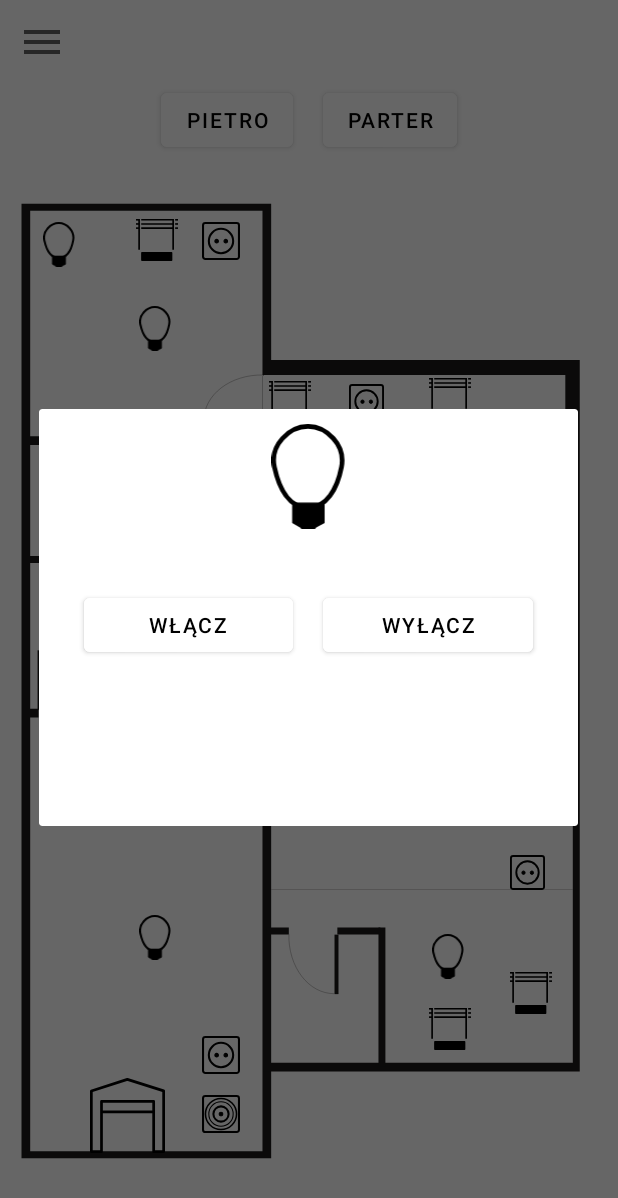
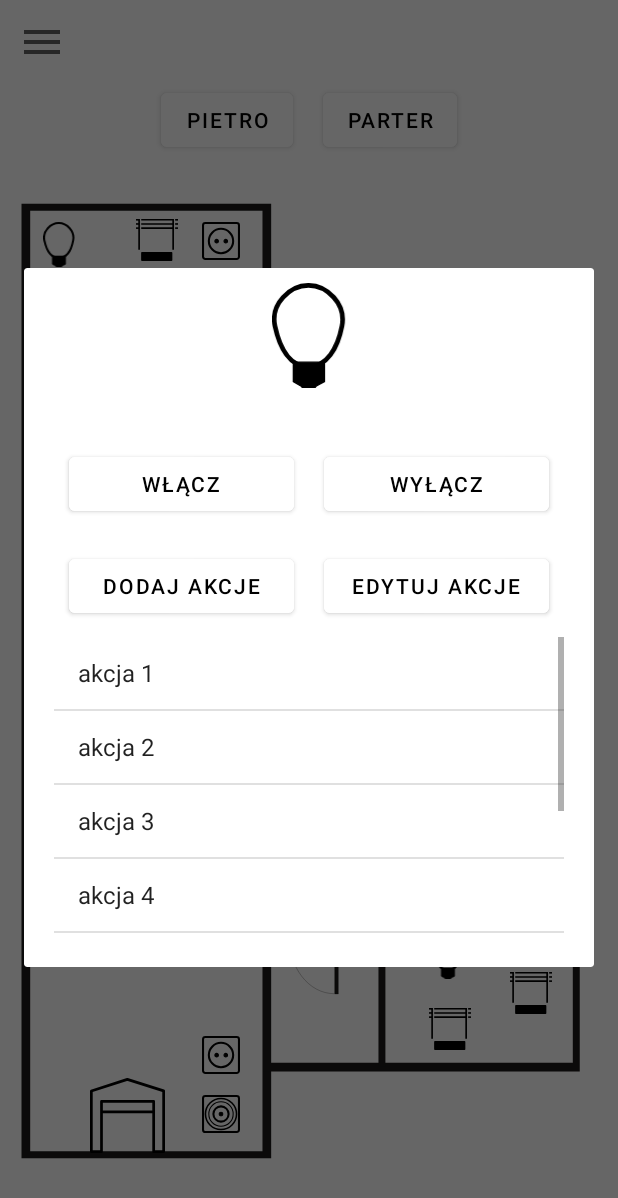
Before and after one commit to JakubManka/InteligentBuilding, an Android app: the FloorActivity screen opened directly, with no data from a screen before it, after a tap on an icon or button, on a phone screen of 412 x 824 dp. Shown: the top 1198 px of the screen. Run offline under Robolectric (Android 15) with nearby library versions, the phone set to English and light mode, and no system bars; libraries missing offline, so code that uses them is left out: org.opcfoundation.ua; pictures from the network do not load; 6 statements that could not run were skipped.

Commit message:
refactor popup

```diff
--- a/app/src/main/java/pwr/inteligentbuilding/activity/FloorActivity.java
+++ b/app/src/main/java/pwr/inteligentbuilding/activity/FloorActivity.java
@@ -8,9 +8,17 @@ import androidx.drawerlayout.widget.DrawerLayout;
 
 import android.os.Bundle;
 import android.view.View;
+import android.widget.AdapterView;
+import android.widget.ArrayAdapter;
+import android.widget.ExpandableListView;
 import android.widget.ImageView;
 import android.widget.LinearLayout;
+import android.widget.ListView;
 import android.widget.RelativeLayout;
+import android.widget.Spinner;
+
+import java.util.ArrayList;
+import java.util.List;
 
 import pwr.inteligentbuilding.R;
 import pwr.inteligentbuilding.utils.DevicesUtils;
@@ -22,11 +30,9 @@ public class FloorActivity extends AppCompatActivity {
     private RelativeLayout gate;
     private ImageView deviceStatus;
     private ImageView chosenDevice;
-    AlertDialog dialog;
-
-    DevicesUtils devices;
+    private AlertDialog dialog;
+    private DevicesUtils devices;
     private boolean isActivityVisible;
-
 
     @Override
     protected void onCreate(Bundle savedInstanceState) {
@@ -42,7 +48,6 @@ public class FloorActivity extends AppCompatActivity {
         isActivityVisible = true;
         devices.updateStatus();
     }
-
 
     public void ClickMenu(View view) {
         MainActivity.openDrawer(drawerLayout);
@@ -114,6 +119,9 @@ public class FloorActivity extends AppCompatActivity {
     public void handleTurnOff(View v) {
         devices.getDevices().get(chosenDevice).turnOff();
     }
+    public void handleAddAction(View v) {
+
+    }
 
     private void createCustomDialog(int layout) {
         AlertDialog.Builder dialogBuilder = new AlertDialog.Builder(this);
@@ -122,6 +130,14 @@ public class FloorActivity extends AppCompatActivity {
         dialog = dialogBuilder.create();
         dialog.show();
         deviceStatus = dialog.findViewById(R.id.deviceStatus);
+        ListView actionsView = dialog.findViewById(R.id.actions);
+        ArrayAdapter<String> actionsAdapter = new ArrayAdapter<>(this, android.R.layout.simple_list_item_1 ,
+                devices.getDevices().get(chosenDevice).getActions());
+        actionsView.setAdapter(actionsAdapter);
+
+        ArrayAdapter<String> optionsAdapter = new ArrayAdapter<>(this, android.R.layout.simple_list_item_1,
+                getResources().getStringArray(R.array.actionOptions));
+        optionsAdapter.setDropDownViewResource(android.R.layout.simple_dropdown_item_1line);
     }
 
     @Override
--- a/app/src/main/java/pwr/inteligentbuilding/model/Device.java
+++ b/app/src/main/java/pwr/inteligentbuilding/model/Device.java
@@ -1,6 +1,8 @@
 package pwr.inteligentbuilding.model;
 
 import org.opcfoundation.ua.builtintypes.Variant;
+
+import java.util.List;
 
 public interface Device {
 
@@ -8,4 +10,5 @@ public interface Device {
     public void turnOff();
     public void updateStatus();
     public Variant getStatus();
+    public List<String> getActions();
 }
--- a/app/src/main/java/pwr/inteligentbuilding/model/Gate.java
+++ b/app/src/main/java/pwr/inteligentbuilding/model/Gate.java
@@ -1,6 +1,8 @@
 package pwr.inteligentbuilding.model;
 
 import org.opcfoundation.ua.builtintypes.Variant;
+
+import java.util.List;
 
 import pwr.inteligentbuilding.OpcUtils.ManagerOPC;
 
@@ -34,4 +36,9 @@ public class Gate implements Device {
     public Variant getStatus() {
         return null;
     }
+
+    @Override
+    public List<String> getActions() {
+        return null;
+    }
 }
--- a/app/src/main/java/pwr/inteligentbuilding/model/Light.java
+++ b/app/src/main/java/pwr/inteligentbuilding/model/Light.java
@@ -15,6 +15,9 @@ import org.opcfoundation.ua.core.ReadValueId;
 import org.opcfoundation.ua.core.TimestampsToReturn;
 import org.opcfoundation.ua.core.WriteResponse;
 
+import java.util.ArrayList;
+import java.util.List;
+
 import pwr.inteligentbuilding.OpcUtils.ConnectionThread.ThreadRead;
 import pwr.inteligentbuilding.OpcUtils.ConnectionThread.ThreadWrite;
 import pwr.inteligentbuilding.OpcUtils.ManagerOPC;
@@ -25,23 +28,32 @@ public class Light implements Device {
     private final int namespace;
     private final ManagerOPC manager;
     private Variant status;
+    private List<String> actions;
 
     public Light(String nodeId, int namespace) {
         this.nodeId = nodeId;
         this.namespace = namespace;
         this.manager = ManagerOPC.getIstance();
         status = new Variant("undefined");
+        actions = new ArrayList<>();
+        actions.add("akcja 1");
+        actions.add("akcja 2");
+        actions.add("akcja 3");
+        actions.add("akcja 4");
+        actions.add("akcja 5");
+        actions.add("akcja 6");
+        actions.add("akcja 7");
     }
 
     @Override
     public void turnOn() {
-        Variant value_write = new Variant("true");
+        Variant value_write = new Variant(true);
         write(value_write, nodeId + REQ_ON);
     }
 
     @Override
     public void turnOff() {
-        Variant value_write = new Variant("0");
+        Variant value_write = new Variant(true);
         write(value_write, nodeId + REQ_OFF);
     }
 
@@ -79,4 +91,9 @@ public class Light implements Device {
     public Variant getStatus() {
         return status;
     }
+
+    @Override
+    public List<String> getActions() {
+        return actions;
+    }
 }
--- a/app/src/main/java/pwr/inteligentbuilding/model/Sensor.java
+++ b/app/src/main/java/pwr/inteligentbuilding/model/Sensor.java
@@ -1,6 +1,8 @@
 package pwr.inteligentbuilding.model;
 
 import org.opcfoundation.ua.builtintypes.Variant;
+
+import java.util.List;
 
 import pwr.inteligentbuilding.OpcUtils.ManagerOPC;
 
@@ -34,4 +36,9 @@ public class Sensor implements Device {
     public Variant getStatus() {
         return null;
     }
+
+    @Override
+    public List<String> getActions() {
+        return null;
+    }
 }
--- a/app/src/main/java/pwr/inteligentbuilding/model/Socket.java
+++ b/app/src/main/java/pwr/inteligentbuilding/model/Socket.java
@@ -1,6 +1,8 @@
 package pwr.inteligentbuilding.model;
 
 import org.opcfoundation.ua.builtintypes.Variant;
+
+import java.util.List;
 
 import pwr.inteligentbuilding.OpcUtils.ManagerOPC;
 
@@ -34,4 +36,9 @@ public class Socket implements Device {
     public Variant getStatus() {
         return null;
     }
+
+    @Override
+    public List<String> getActions() {
+        return null;
+    }
 }
--- a/app/src/main/java/pwr/inteligentbuilding/model/Sunblind.java
+++ b/app/src/main/java/pwr/inteligentbuilding/model/Sunblind.java
@@ -1,6 +1,8 @@
 package pwr.inteligentbuilding.model;
 
 import org.opcfoundation.ua.builtintypes.Variant;
+
+import java.util.List;
 
 import pwr.inteligentbuilding.OpcUtils.ManagerOPC;
 
@@ -34,4 +36,9 @@ public class Sunblind implements Device {
     public Variant getStatus() {
         return null;
     }
+
+    @Override
+    public List<String> getActions() {
+        return null;
+    }
 }
--- a/app/src/main/java/pwr/inteligentbuilding/utils/DevicesUtils.java
+++ b/app/src/main/java/pwr/inteligentbuilding/utils/DevicesUtils.java
@@ -96,12 +96,12 @@ public class DevicesUtils {
 
     public void updateImages() {
         devices.forEach((key, value) -> {
-            if (value.getStatus().toString().equals("false")) {
+            if (value.getStatus().toString().equals("true")) {
                 if (key.equals(activity.getChosenDevice())) {
                     activity.changeImage(R.drawable.ic_light_on);
                 }
                 key.setImageResource(R.drawable.ic_light_on);
-            } else if (value.getStatus().toString().equals("true")) {
+            } else if (value.getStatus().toString().equals("false")) {
                 if (key.equals(activity.getChosenDevice())) {
                     activity.changeImage(R.drawable.ic_light_off);
                 }
--- a/app/src/main/res/layout/popup_light.xml
+++ b/app/src/main/res/layout/popup_light.xml
@@ -14,39 +14,41 @@
             android:id="@+id/deviceStatus"
             android:layout_width="fill_parent"
             android:layout_height="70dp"
-            android:tag="light"
             android:layout_gravity="center"
-            android:src="@drawable/ic_light_off" />
+            android:src="@drawable/ic_light_off"
+            android:tag="light" />
 
     </LinearLayout>
 
     <LinearLayout
         android:layout_width="match_parent"
         android:layout_height="match_parent"
-        android:layout_margin="20dp"
-        android:orientation="horizontal"
-        android:layout_weight="2">
+        android:layout_marginStart="20dp"
+        android:layout_marginEnd="20dp"
+        android:layout_marginTop="20dp"
+        android:layout_weight="2"
+        android:orientation="horizontal">
 
         <Button
             android:id="@+id/turnOnButton"
             android:layout_width="0dp"
             android:layout_height="match_parent"
+            android:layout_margin="10dp"
+            android:layout_weight="2"
             android:backgroundTint="@color/white"
-            android:layout_weight="2"
-            android:layout_margin="10dp"
+            android:onClick="handleTurnOn"
             android:text="@string/turnOn"
-            android:onClick="handleTurnOn"
             android:textColor="@color/black" />
 
         <Button
             android:id="@+id/turnOffButton"
             android:layout_width="0dp"
+            android:layout_height="match_parent"
             android:layout_margin="10dp"
-            android:layout_height="match_parent"
             android:layout_weight="2"
             android:backgroundTint="@color/white"
+            android:onClick="handleTurnOff"
             android:text="@string/turnOff"
-            android:onClick="handleTurnOff"
             android:textColor="@color/black" />
 
     </LinearLayout>
@@ -54,8 +56,48 @@
     <LinearLayout
         android:layout_width="match_parent"
         android:layout_height="match_parent"
-        android:layout_margin="40dp"
-        android:layout_weight="2">
+        android:layout_marginStart="20dp"
+        android:layout_marginEnd="20dp"
+        android:layout_marginBottom="20dp"
+        android:layout_weight="2"
+        android:orientation="vertical">
+        <LinearLayout
+            android:layout_width="match_parent"
+            android:layout_height="wrap_content"
+            android:orientation="horizontal">
+
+            <Button
+                android:id="@+id/addActionButton"
+                android:layout_width="0dp"
+                android:layout_height="match_parent"
+                android:layout_margin="10dp"
+                android:backgroundTint="@color/white"
+                android:gravity="center"
+                android:layout_weight="2"
+                android:onClick="handleAddAction"
+                android:text="@string/Add_Action"
+                android:textColor="@color/black" />
+
+            <Button
+                android:id="@+id/editActions"
+                android:layout_width="0dp"
+                android:layout_height="match_parent"
+                android:layout_margin="10dp"
+                android:backgroundTint="@color/white"
+                android:gravity="center"
+                android:layout_weight="2"
+                android:onClick="handleAddAction"
+                android:text="Edytuj akcje"
+                android:textColor="@color/black" />
+
+        </LinearLayout>
+
+
+
+        <ListView
+            android:id="@+id/actions"
+            android:layout_width="wrap_content"
+            android:layout_height="200dp" />
 
     </LinearLayout>
 
--- a/app/src/main/res/values/strings.xml
+++ b/app/src/main/res/values/strings.xml
@@ -39,5 +39,13 @@
     <string name="connect">Połącz się</string>
     <string name="OPCTopMessage">Wpisz OPC UA Server Address</string>
     <string name="list_endpoint">Lista Endpointów</string>
+    <string name="Add_Action">Dodaj akcje</string>
+
+    <string-array name="actionOptions">
+        <item>Akcja 1</item>
+        <item>Akcja 2</item>
+        <item>Akcja 3</item>
+        <item>Akcja 4</item>
+    </string-array>
 
 </resources>
```
